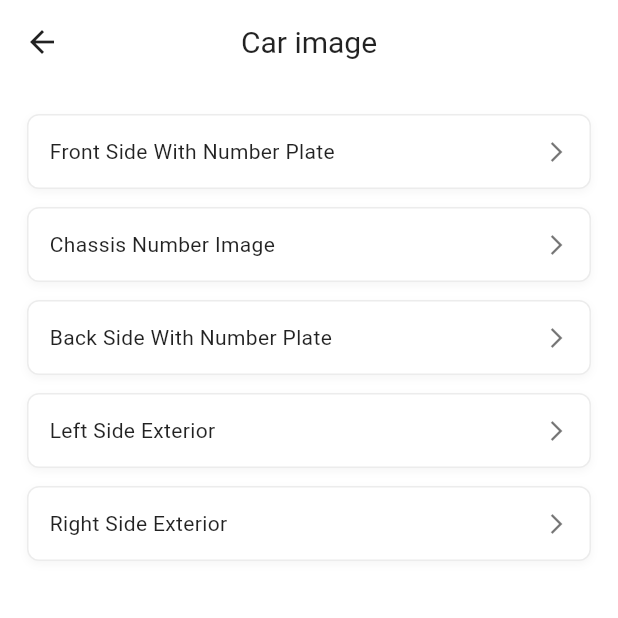
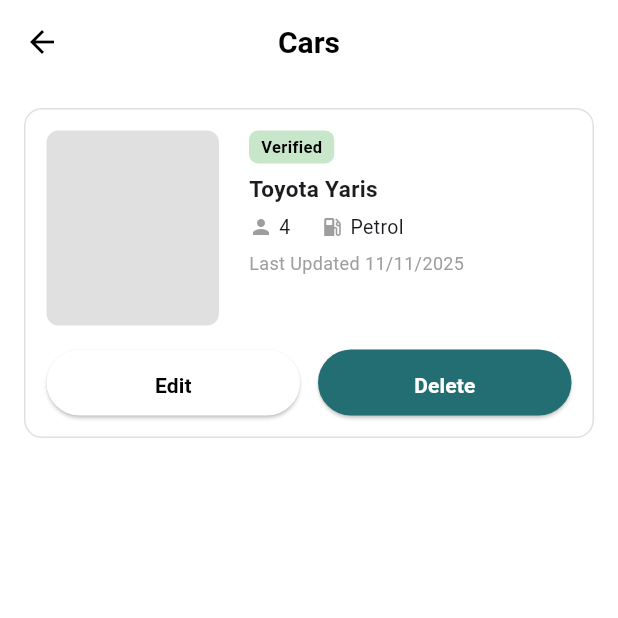
Before and after one commit to LivingstonTardzenyuy/taxi_app, a Flutter app: the CarImageScreen screen opened directly, after a tap on "Front Side With Number Plate", on a phone screen of 412 x 824 dp, the top half of it. Run offline on Flutter 3.47's test engine with Material 3 defaults, Android fonts, the phone set to English and light mode, and no system bars; our stand-ins replace file_picker, fl_chart, get, google_fonts; missing offline and left inert: dart:ffi.

Commit message:
fixing tiny issues

```diff
--- a/lib/driver_app/profile/views/car_image.dart
+++ b/lib/driver_app/profile/views/car_image.dart
@@ -1,4 +1,8 @@
 import 'package:flutter/material.dart';
+import 'package:get/get_core/src/get_main.dart';
+import 'package:get/get_navigation/src/extension_navigation.dart';
+
+import 'cars.dart';
 
 class CarImageScreen extends StatelessWidget {
   const CarImageScreen({Key? key}) : super(key: key);
@@ -37,11 +41,7 @@ class CarImageScreen extends StatelessWidget {
   }
 
   Widget _buildImageTile(BuildContext context, String title) {
-    return GestureDetector(
-      onTap: () {
-        // TODO: Launch image picker or preview
-      },
-      child: Container(
+    return Container(
       width: double.infinity,
       padding: const EdgeInsets.symmetric(horizontal: 14, vertical: 14),
       decoration: BoxDecoration(
@@ -50,6 +50,10 @@ class CarImageScreen extends StatelessWidget {
         border: Border.all(color: const Color(0xFFECECEC)),
         boxShadow: const [BoxShadow(color: Color(0x0A000000), blurRadius: 4, offset: Offset(0,2))],
       ),
+      child: InkWell(
+        onTap: () {
+          Get.to(CarsScreen());
+        },
         child: Row(
           mainAxisAlignment: MainAxisAlignment.spaceBetween,
           children: [
--- /dev/null
+++ b/lib/driver_app/profile/views/cars.dart
@@ -0,0 +1,152 @@
+import 'package:flutter/material.dart';
+import 'package:get/get_core/src/get_main.dart';
+import 'package:get/get_navigation/src/extension_navigation.dart';
+import 'package:taxi_app/driver_app/profile/views/car_pub_screen.dart';
+import '../../../client_app/authentication/widgets/primary_button.dart';
+import '../../../theme/colors.dart';
+
+class CarsScreen extends StatelessWidget {
+  const CarsScreen({Key? key}) : super(key: key);
+
+  @override
+  Widget build(BuildContext context) {
+    return Scaffold(
+      appBar: AppBar(
+        elevation: 0,
+        backgroundColor: Colors.white,
+        leading: const BackButton(color: Colors.black),
+        title: const Text(
+          'Cars',
+          style: TextStyle(
+            color: Colors.black,
+            fontWeight: FontWeight.w600,
+          ),
+        ),
+        centerTitle: true,
+      ),
+      backgroundColor: Colors.white,
+      body: Padding(
+        padding: const EdgeInsets.all(16),
+        child: Container(
+          padding: const EdgeInsets.all(14),
+          decoration: BoxDecoration(
+            color: Colors.white,
+            borderRadius: BorderRadius.circular(12),
+            border: Border.all(color: Colors.grey.shade300),
+          ),
+          child: Column(
+            mainAxisSize: MainAxisSize.min,
+            children: [
+              /// Top Row
+              Row(
+                crossAxisAlignment: CrossAxisAlignment.start,
+                children: [
+                  /// Image Placeholder
+                  Container(
+                    width: 115,
+                    height: 130,
+                    decoration: BoxDecoration(
+                      color: Colors.grey.shade300,
+                      borderRadius: BorderRadius.circular(8),
+                    ),
+                  ),
+                  const SizedBox(width: 20),
+
+                  /// Car Details
+                  Expanded(
+                    child: Column(
+                      crossAxisAlignment: CrossAxisAlignment.start,
+                      children: [
+                        /// Verified Badge
+                        Container(
+                          padding: const EdgeInsets.symmetric(
+                            horizontal: 8,
+                            vertical: 3,
+                          ),
+                          decoration: BoxDecoration(
+                            color: Colors.green.shade100,
+                            borderRadius: BorderRadius.circular(6),
+                          ),
+                          child: const Text(
+                            'Verified',
+                            style: TextStyle(
+                              color: Colors.black,
+                              fontSize: 11,
+                              fontWeight: FontWeight.w600,
+                            ),
+                          ),
+                        ),
+                        const SizedBox(height: 6),
+
+                        /// Car Name
+                        const Text(
+                          'Toyota Yaris',
+                          style: TextStyle(
+                            fontSize: 15,
+                            fontWeight: FontWeight.w700,
+                          ),
+                        ),
+                        const SizedBox(height: 6),
+
+                        /// Seats & Fuel
+                        Row(
+                          children: [
+                            const Icon(Icons.person, size: 16, color: Colors.grey),
+                            const SizedBox(width: 4),
+                            const Text('4', style: TextStyle(fontSize: 13)),
+                            const SizedBox(width: 20),
+                            const Icon(Icons.local_gas_station,
+                                size: 16, color: Colors.grey),
+                            const SizedBox(width: 4),
+                            const Text('Petrol', style: TextStyle(fontSize: 13)),
+                          ],
+                        ),
+                        const SizedBox(height: 6),
+
+                        /// Last Updated
+                        const Text(
+                          'Last Updated 11/11/2025',
+                          style: TextStyle(
+                            fontSize: 12,
+                            color: Colors.grey,
+                          ),
+                        ),
+                      ],
+                    ),
+                  ),
+                ],
+              ),
+
+              const SizedBox(height: 16),
+
+              /// Buttons
+              Row(
+                children: [
+                  Expanded(
+                    child: PrimaryButton(
+                      label: 'Edit',
+                      height: 44,
+                      color: Colors.white,
+                      textColor: Colors.black,
+                      onPressed: () {
+                        Get.to(CarPUCScreen());
+                      },
+                    ),
+                  ),
+                  const SizedBox(width: 12),
+                  Expanded(
+                    child: PrimaryButton(
+                      label: 'Delete',
+                      height: 44,
+                      onPressed: () {},
+                    ),
+                  ),
+                ],
+              ),
+            ],
+          ),
+        ),
+      ),
+    );
+  }
+}
```
Also changed, not shown: lib/driver_app/home/views/home.dart (+12 -0 lines), lib/driver_app/payment/views/payment_methods.dart (+7 -2 lines), lib/driver_app/profile/views/add_new_car.dart (+5 -3 lines), lib/driver_app/profile/views/car_documents.dart (+6 -3 lines), lib/driver_app/profile/views/car_pub_screen.dart (added, +197 -0 lines). Lines whose indentation alone changed are shown as unchanged.
